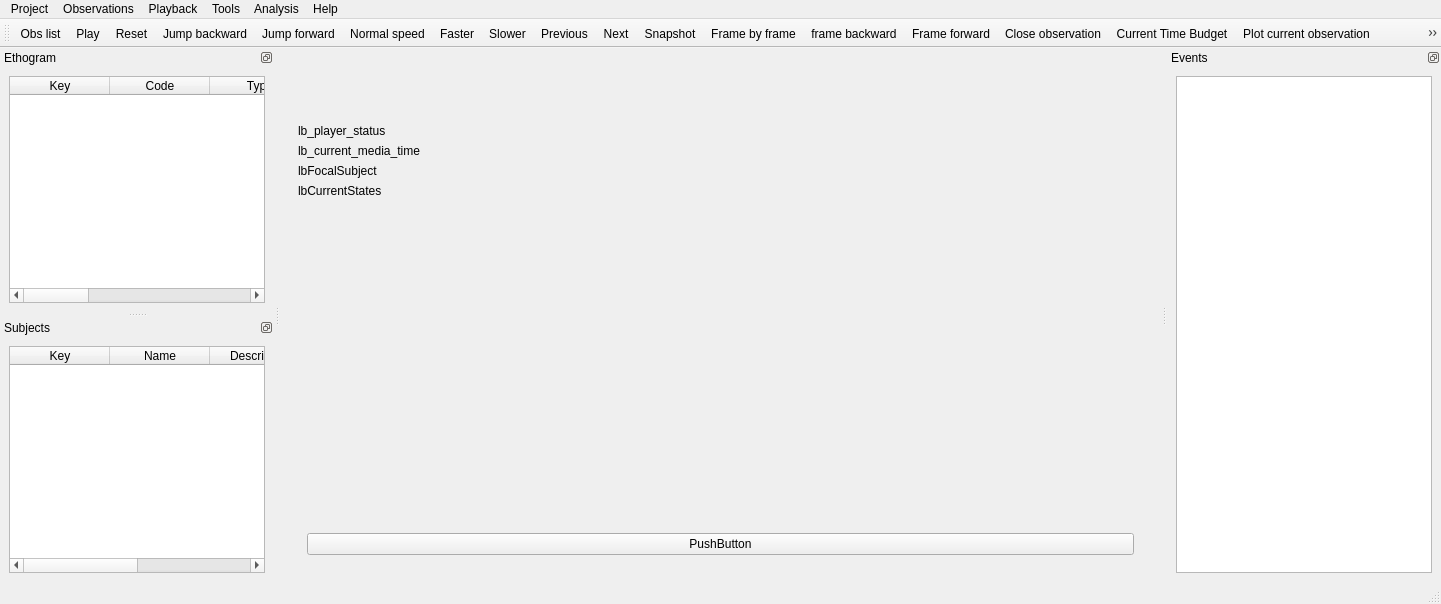
This is boris/core.ui in olivierfriard/BORIS as Qt 5 draws it before an edit. The edited form follows.
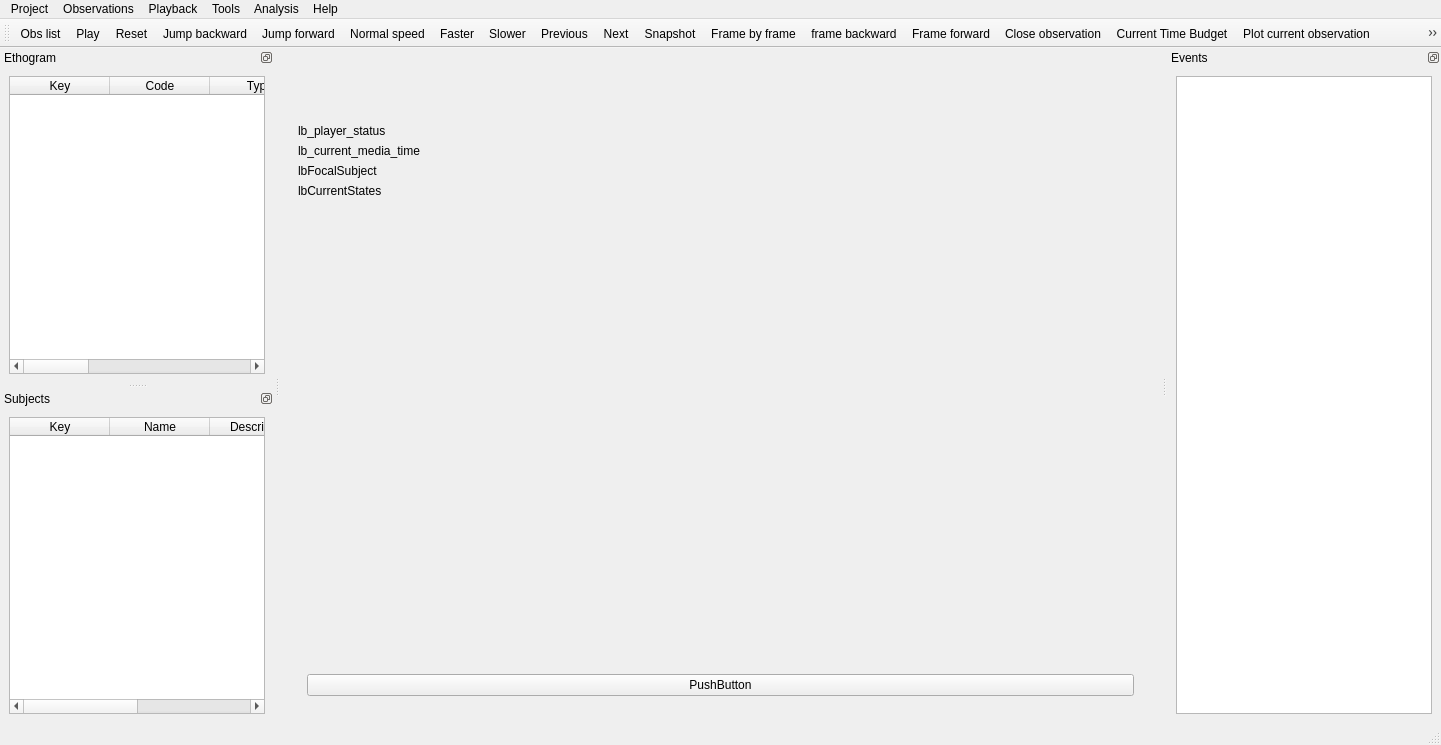
This is the edited form.

```diff
--- a/boris/core.ui
+++ b/boris/core.ui
@@ -7,7 +7,7 @@
     <x>0</x>
     <y>0</y>
     <width>1441</width>
-    <height>604</height>
+    <height>745</height>
    </rect>
   </property>
   <property name="windowTitle">
```
Left out of the diff: 26 changed lines with no effect on the pictures.
